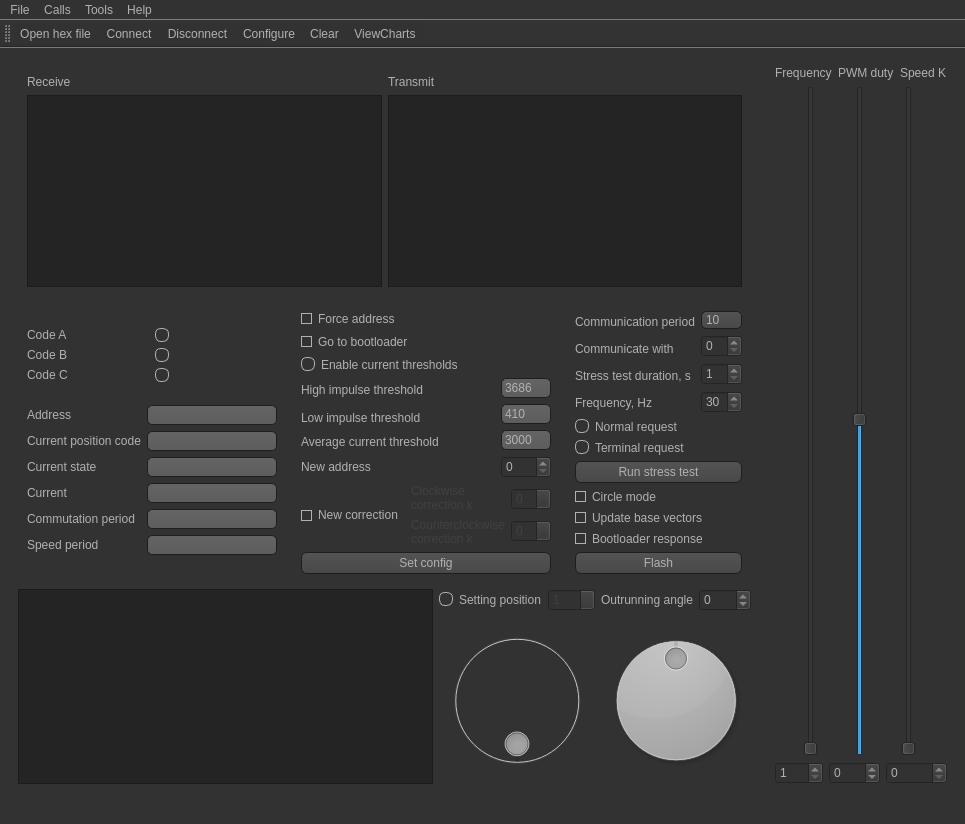
Qt form mainwindow.ui (RunoVj/Terminal) before a commit.
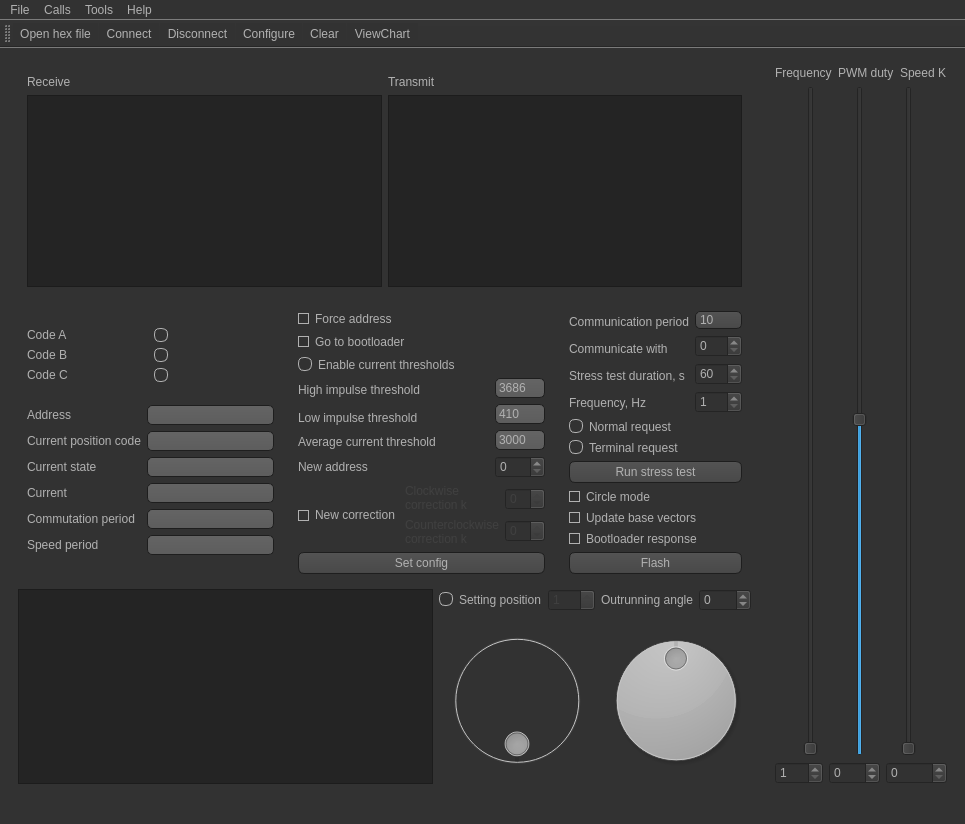
The same form after that commit. Icons and pictures are not drawn. Custom widgets are drawn as their Qt base class.

```diff
--- a/mainwindow.ui
+++ b/mainwindow.ui
@@ -1148,6 +1148,16 @@
                        </property>
                       </widget>
                      </item>
+                     <item>
+                      <widget class="QSpinBox" name="spinBoxStressTestDuration">
+                       <property name="minimum">
+                        <number>60</number>
+                       </property>
+                       <property name="maximum">
+                        <number>600</number>
+                       </property>
+                      </widget>
+                     </item>
                      <item>
                       <widget class="QSpinBox" name="spinBoxStressFrequency">
                        <property name="minimum">
@@ -1158,16 +1168,6 @@
                        </property>
                       </widget>
                      </item>
-                     <item>
-                      <widget class="QSpinBox" name="spinBoxStressTestDuration">
-                       <property name="minimum">
-                        <number>30</number>
-                       </property>
-                       <property name="maximum">
-                        <number>60</number>
-                       </property>
-                      </widget>
-                     </item>
                     </layout>
                    </item>
                   </layout>
@@ -1396,7 +1396,7 @@
           </item>
          </layout>
         </widget>
-        <widget class="ChartsWidget" name="charts"/>
+        <widget class="ChartsWidget" name="chart"/>
        </widget>
       </item>
       <item>
@@ -1585,7 +1585,7 @@
    <addaction name="actionDisconnect"/>
    <addaction name="actionConfigure"/>
    <addaction name="actionClear"/>
-   <addaction name="actionViewCharts"/>
+   <addaction name="actionViewChart"/>
   </widget>
   <widget class="QStatusBar" name="statusbar"/>
   <action name="actionConnect">
@@ -1643,7 +1643,7 @@
     <string>Open hex file...</string>
    </property>
   </action>
-  <action name="actionViewCharts">
+  <action name="actionViewChart">
    <property name="checkable">
     <bool>true</bool>
    </property>
@@ -1652,7 +1652,10 @@
      <normaloff>:/images/images/charts.png</normaloff>:/images/images/charts.png</iconset>
    </property>
    <property name="text">
-    <string>ViewCharts</string>
+    <string>ViewChart</string>
+   </property>
+   <property name="toolTip">
+    <string>ViewChart</string>
    </property>
   </action>
  </widget>
```
